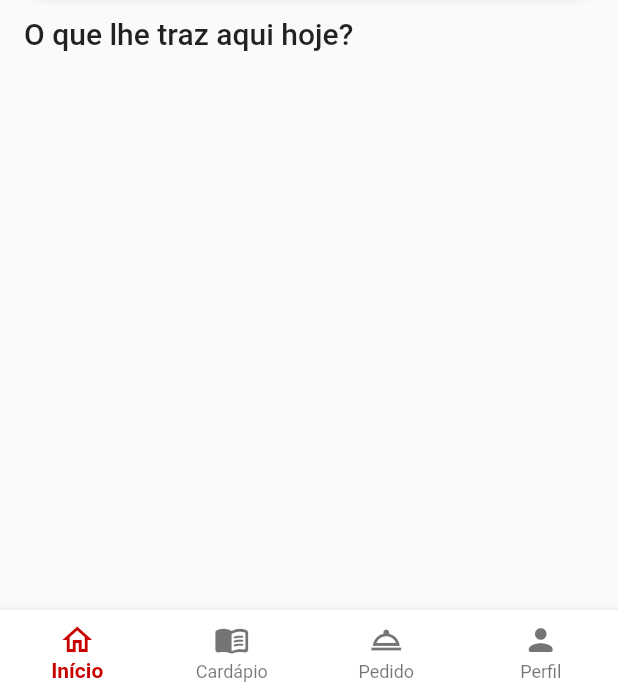
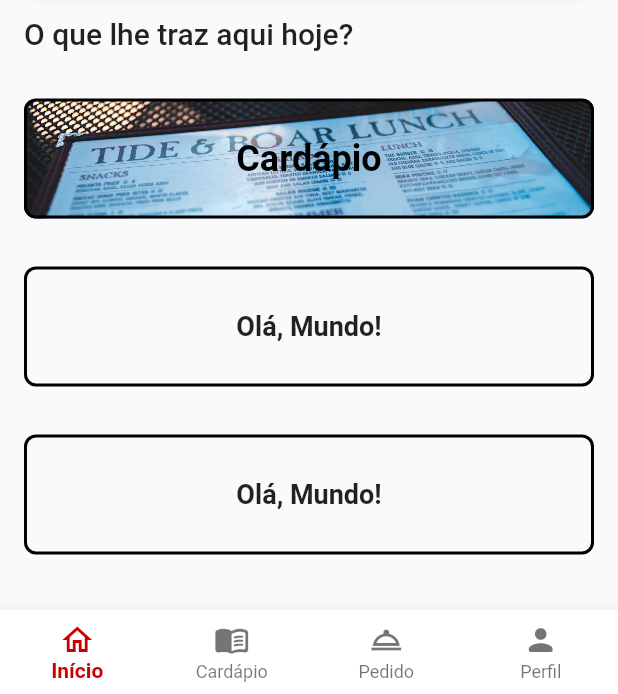
Before and after one commit to guilhermefmmachado/cantina_jit, a Flutter app: the screen it shows after launch, on a phone screen of 412 x 824 dp, the part 542-1236 px from its top. Run offline on Flutter 3.47's test engine with Material 2 defaults, Android fonts, the phone set to English and light mode, and no system bars.

Commit message:
Primeiros botões da home

```diff
--- a/assets/system_images/references.txt
+++ b/assets/system_images/references.txt
@@ -1 +1,5 @@
 Foto de Pixabay: https://www.pexels.com/pt-br/foto/paes-assados-263070/
+
+Photo by <a href="https://unsplash.com/@catherineheath?utm_source=unsplash&utm_medium=referral&utm_content=creditCopyText">Catherine Heath</a> on <a href="https://unsplash.com/s/photos/menu?utm_source=unsplash&utm_medium=referral&utm_content=creditCopyText">Unsplash</a>
+
+Photo by <a href="https://unsplash.com/@introspectivedsgn?utm_source=unsplash&utm_medium=referral&utm_content=creditCopyText">Erik Mclean</a> on <a href="https://unsplash.com/s/photos/menu?utm_source=unsplash&utm_medium=referral&utm_content=creditCopyText">Unsplash</a>
--- a/lib/views/home.dart
+++ b/lib/views/home.dart
@@ -65,7 +65,91 @@ class _HomeViewState extends State<HomeView> {
                 ),
               ],
             ),
-            // ROWS E GESTURE DETECTOR
+
+            // NOVAS ROWS E GESTURE DETECTORS
+            Row(
+              children: [
+                GestureDetector(
+                  child: Expanded(
+                      child: Container(
+                    width: MediaQuery.of(context).size.width - 32,
+                    height: 80,
+                    margin: EdgeInsets.all(16),
+                    decoration: BoxDecoration(
+                      border:
+                          Border.all(width: 2, color: AppColorPalette.black),
+                      borderRadius: BorderRadius.circular(8),
+                      image: DecorationImage(
+                        image: AssetImage(
+                            "assets/system_images/cardapio-button-wallpaper-02.jpg"
+                        ),
+                        fit: BoxFit.cover,
+                        filterQuality: FilterQuality.low,
+                      ),
+                    ),
+                    child: Center(
+                        child: Text(
+                      "Cardápio",
+                      style: TextStyle(
+                        fontSize: 24,
+                        fontWeight: FontWeight.bold,
+                        color: AppColorPalette.black,
+                      ),
+                    )),
+                  )),
+                ),
+              ],
+            ),
+            Row(
+              children: [
+                GestureDetector(
+                  child: Expanded(
+                      child: Container(
+                    width: MediaQuery.of(context).size.width - 32,
+                    height: 80,
+                    margin: EdgeInsets.all(16),
+                    decoration: BoxDecoration(
+                      border:
+                          Border.all(width: 2, color: AppColorPalette.black),
+                      borderRadius: BorderRadius.circular(8),
+                    ),
+                    child: Center(
+                        child: Text(
+                      "Olá, Mundo!",
+                      style: TextStyle(
+                        fontSize: 18,
+                        fontWeight: FontWeight.bold,
+                      ),
+                    )),
+                  )),
+                ),
+              ],
+            ),
+            Row(
+              children: [
+                GestureDetector(
+                  child: Expanded(
+                      child: Container(
+                    width: MediaQuery.of(context).size.width - 32,
+                    height: 80,
+                    margin: EdgeInsets.all(16),
+                    decoration: BoxDecoration(
+                      border:
+                          Border.all(width: 2, color: AppColorPalette.black),
+                      borderRadius: BorderRadius.circular(8),
+                    ),
+                    child: Center(
+                        child: Text(
+                      "Olá, Mundo!",
+                      style: TextStyle(
+                        fontSize: 18,
+                        fontWeight: FontWeight.bold,
+                      ),
+                    )),
+                  )),
+                ),
+              ],
+            ),
           ],
         ),
       ),
```
Also changed, not shown: assets/system_images/cardapio-button-wallpaper-02.jpg (added), assets/system_images/cardapio-button-wallpaper.jpg (added).
